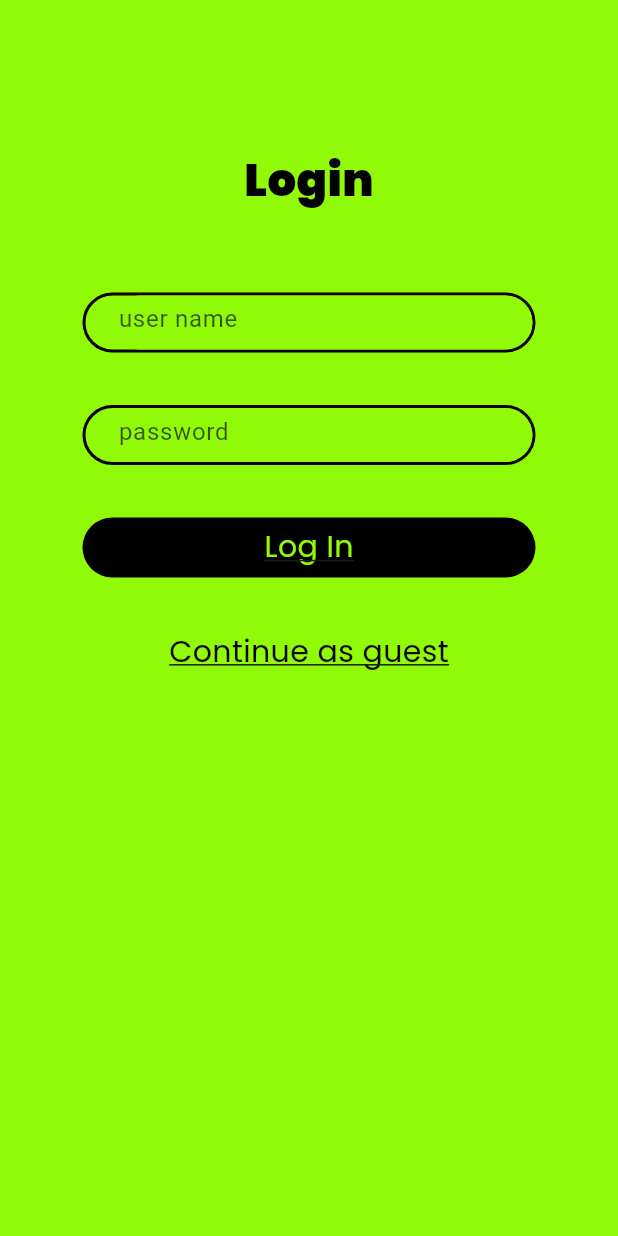
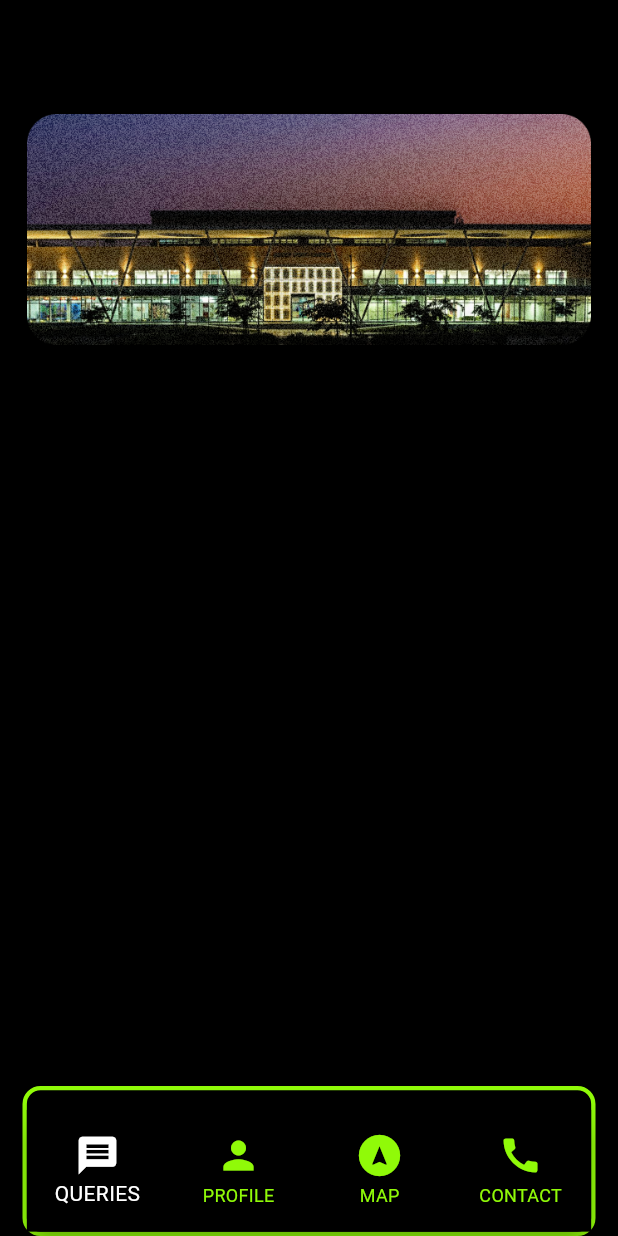
Before and after one commit to surge-snu/surge-2023-app, a Flutter app: the screen it shows after launch, on a phone screen of 412 x 824 dp. Run offline on Flutter 3.47's test engine with Material 2 defaults, Android fonts, the light colour scheme and no system bars; our stand-ins replace get, google_fonts, google_nav_bar, line_icons, shared_preferences, widget_and_text_animator.

Commit message:
navbar and homepage

```diff
--- /dev/null
+++ b/lib/Home/HomePage.dart
@@ -0,0 +1,27 @@
+import 'package:flutter/material.dart';
+
+class HomePage extends StatefulWidget {
+  const HomePage({Key? key}) : super(key: key);
+
+  @override
+  State<HomePage> createState() => _HomePageState();
+}
+
+class _HomePageState extends State<HomePage> {
+  @override
+  Widget build(BuildContext context) {
+    return Scaffold(
+      backgroundColor: Colors.black,
+      body: Padding(
+        padding:  EdgeInsets.all(18.0),
+        child: Column(
+          mainAxisAlignment: MainAxisAlignment.start,
+          children: [
+            Image.asset('assets/ISC.png',height: 270,width: 600,
+            ),
+          ],
+        ),
+      ),
+    );
+  }
+}
--- a/lib/Splash Screen/splashScreen.dart
+++ b/lib/Splash Screen/splashScreen.dart
@@ -3,6 +3,7 @@ import 'package:flutter/services.dart';
 import 'package:get/get.dart';
 import 'package:shared_preferences/shared_preferences.dart';
 import 'package:surge_2023_app/Auth/login.dart';
+import 'package:surge_2023_app/Utils/Navigator.dart';
 import 'package:widget_and_text_animator/widget_and_text_animator.dart';
 
 import '../Global Variables/Constants.dart';
@@ -34,7 +35,7 @@ class _SplashScreenState extends State<SplashScreen> {
     print("Navigating to next screen...");
     await Future.delayed(Duration(seconds: 5)); // Display splash screen for 2 seconds
     print("Navigating now!");
-    Get.to(() => LoginScreen());
+    Get.to(() => NavBar(passedIndex: 0));
 
   }
 
--- /dev/null
+++ b/lib/Utils/Navigator.dart
@@ -0,0 +1,82 @@
+import 'package:flutter/material.dart';
+import 'package:google_nav_bar/google_nav_bar.dart';
+import 'package:line_icons/line_icons.dart';
+import 'package:surge_2023_app/Auth/login.dart';
+import 'package:surge_2023_app/Global%20Variables/Constants.dart';
+import 'package:surge_2023_app/Home/HomePage.dart';
+
+class NavBar extends StatefulWidget {
+  int passedIndex;
+   NavBar({Key? key, required this.passedIndex}) : super(key: key);
+
+  @override
+  State<NavBar> createState() => _NavBarState();
+}
+
+class _NavBarState extends State<NavBar> {
+  int _selectedIndex=0;
+  final screens = [
+    const HomePage(),
+    const LoginScreen()
+    // const MyHomePage(),
+    // const QuestionPage(),
+    // const Announcmentpage(),
+    // const ProfilePage()
+  ];
+
+  @override
+  Widget build(BuildContext context) {
+    return Scaffold(
+      backgroundColor: Colors.black,
+      body: Container(
+        height: MediaQuery.of(context).size.height,
+
+            child: screens[widget.passedIndex],
+          ),
+
+
+      bottomNavigationBar: Padding(
+        padding: const EdgeInsets.only(left: 15.0,right: 15),
+        child: Container(
+margin: EdgeInsets.only(top: 50),
+          height: 100,
+          width: MediaQuery.of(context).size.width,
+         // padding: EdgeInsets.only(left: 6,right: 6),
+        //  margin: EdgeInsets.only(left: 17,right: 17),
+          decoration: BoxDecoration(
+
+            color: Colors.black,
+            borderRadius: BorderRadius.circular(12),
+
+            border: Border.all(color: AppColors.primaryColor,
+            width: 2.9)
+          ),
+          child: Padding(
+            padding:  EdgeInsets.only(top: 13.0),
+            child: BottomNavigationBar(
+              selectedItemColor: Colors.white,
+
+              iconSize: 30,
+              unselectedItemColor: AppColors.primaryColor,
+              type: BottomNavigationBarType.fixed,
+              backgroundColor: Colors.black,
+              onTap: (index){
+                setState(() {
+                  widget.passedIndex=index;
+                });
+
+              },
+items: [
+  BottomNavigationBarItem(icon: Icon(Icons.message,),label: 'QUERIES'),
+  BottomNavigationBarItem(icon: Icon(Icons.person,),label: 'PROFILE'),
+  BottomNavigationBarItem(icon: Icon(Icons.assistant_navigation,),label: 'MAP'),
+  BottomNavigationBarItem(icon: Icon(Icons.call,),label: 'CONTACT')
+
+],
+            ),
+          )
+        ),
+      ),
+    );
+  }
+}
--- a/pubspec.yaml
+++ b/pubspec.yaml
@@ -47,6 +47,8 @@ dependencies:
   searchfield: ^0.8.0
   widget_and_text_animator: ^1.0.9
   google_fonts: ^5.1.0
+  google_nav_bar: ^5.0.6
+  line_icons: ^2.0.3
 
 dev_dependencies:
   flutter_test:
```
Also changed, not shown: assets/ISC.png (added), pubspec.lock.
